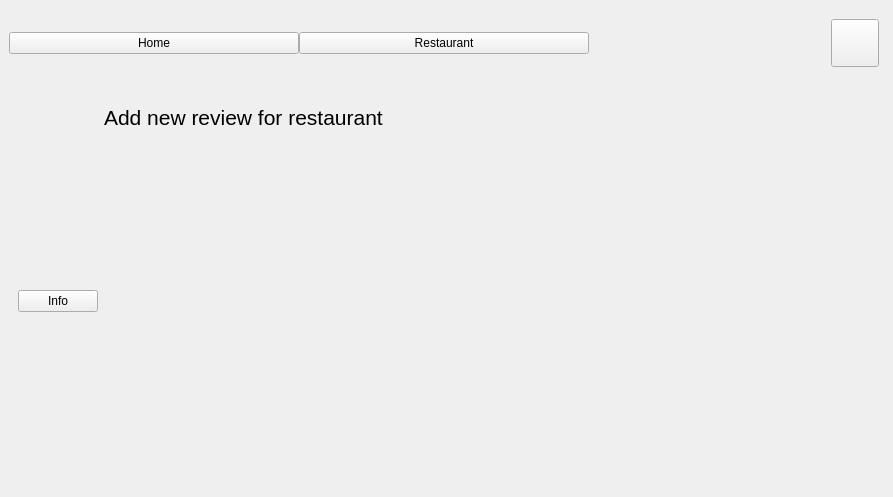
Before: the Qt Designer form project/generated-files/ui/new_interface.ui in mylinh130425/KTLT_K23416_Group2, drawn with Qt 5.
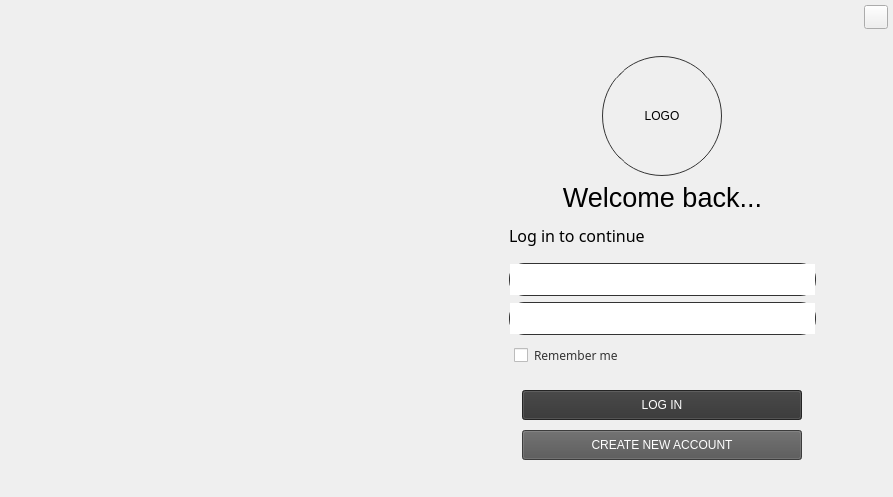
After: the same form once the commit is applied. The open tabs and pages were chosen to show the change. Icons and pictures are not drawn.

Commit message: Implement Login Page

Patch:
```diff
--- a/project/generated-files/ui/new_interface.ui
+++ b/project/generated-files/ui/new_interface.ui
@@ -25,7 +25,7 @@
      <number>0</number>
     </property>
     <property name="topMargin">
-     <number>5</number>
+     <number>0</number>
     </property>
     <property name="rightMargin">
      <number>0</number>
@@ -34,15 +34,29 @@
      <number>0</number>
     </property>
     <item>
-     <widget class="QStackedWidget" name="stackedWidget_3">
-      <widget class="QWidget" name="Login_SignUp">
-       <layout class="QVBoxLayout" name="verticalLayout_3">
+     <widget class="QWidget" name="widget" native="true">
+      <layout class="QHBoxLayout" name="horizontalLayout_16">
+       <property name="spacing">
+        <number>0</number>
+       </property>
+       <property name="leftMargin">
+        <number>0</number>
+       </property>
+       <property name="topMargin">
+        <number>0</number>
+       </property>
+       <property name="rightMargin">
+        <number>0</number>
+       </property>
+       <property name="bottomMargin">
+        <number>0</number>
+       </property>
         <item>
-         <widget class="QWidget" name="header_welcome" native="true">
+        <widget class="QWidget" name="header_frame" native="true">
           <property name="cursor">
            <cursorShape>BusyCursor</cursorShape>
           </property>
-          <layout class="QHBoxLayout" name="horizontalLayout_2">
+         <layout class="QHBoxLayout" name="horizontalLayout_11">
            <property name="spacing">
             <number>0</number>
            </property>
@@ -87,36 +101,232 @@
           </layout>
          </widget>
         </item>
-        <item>
-         <widget class="QWidget" name="body_welcome" native="true">
-          <layout class="QHBoxLayout" name="horizontalLayout">
+      </layout>
+     </widget>
+    </item>
            <item>
             <widget class="QStackedWidget" name="stackedWidget">
+      <widget class="QWidget" name="Login_SignUp">
+       <layout class="QVBoxLayout" name="verticalLayout_6">
+        <item>
+         <widget class="QWidget" name="body_welcome" native="true">
+          <layout class="QHBoxLayout" name="horizontalLayout_12">
+           <item>
+            <widget class="QStackedWidget" name="stackedWidget_10">
              <widget class="QWidget" name="left_login_page" />
              <widget class="QWidget" name="left_signup_page" />
             </widget>
            </item>
            <item>
-            <widget class="QStackedWidget" name="stackedWidget_2">
+            <widget class="QStackedWidget" name="stackedWidget_11">
              <widget class="QWidget" name="right_login_page">
-              <widget class="QLabel" name="label">
-               <property name="geometry">
-                <rect>
-                 <x>50</x>
-                 <y>80</y>
-                 <width>311</width>
-                 <height>111</height>
-                </rect>
+              <layout class="QVBoxLayout" name="verticalLayout_3">
+               <item alignment="Qt::AlignHCenter">
+                <widget class="QLabel" name="profile_photo">
+                 <property name="minimumSize">
+                  <size>
+                   <width>120</width>
+                   <height>120</height>
+                  </size>
+                 </property>
+                 <property name="maximumSize">
+                  <size>
+                   <width>120</width>
+                   <height>120</height>
+                  </size>
+                 </property>
+                 <property name="styleSheet">
+                  <string notr="true">border-radius: 60px;  border: 1px solid #333;</string>
+                 </property>
+                 <property name="text">
+                  <string>LOGO</string>
+                 </property>
+                 <property name="alignment">
+                  <set>Qt::AlignCenter</set>
+                 </property>
+                </widget>
+               </item>
+               <item>
+                <widget class="QLabel" name="label_21">
+                 <property name="sizePolicy">
+                  <sizepolicy hsizetype="Preferred" vsizetype="Preferred">
+                   <horstretch>0</horstretch>
+                   <verstretch>0</verstretch>
+                  </sizepolicy>
                </property>
                <property name="font">
                 <font>
-                 <pointsize>30</pointsize>
+                   <pointsize>20</pointsize>
                 </font>
                </property>
                <property name="text">
                 <string>Welcome back...</string>
                </property>
-              </widget>
+                 <property name="scaledContents">
+                  <bool>true</bool>
+                 </property>
+                 <property name="alignment">
+                  <set>Qt::AlignCenter</set>
+                 </property>
+                </widget>
+               </item>
+               <item>
+                <layout class="QVBoxLayout" name="verticalLayout_2">
+                 <property name="leftMargin">
+                  <number>50</number>
+                 </property>
+                 <property name="topMargin">
+                  <number>5</number>
+                 </property>
+                 <property name="rightMargin">
+                  <number>50</number>
+                 </property>
+                 <property name="bottomMargin">
+                  <number>10</number>
+                 </property>
+                 <item>
+                  <widget class="QLabel" name="label">
+                   <property name="font">
+                    <font>
+                     <family>Dubai Light</family>
+                     <pointsize>12</pointsize>
+                    </font>
+                   </property>
+                   <property name="text">
+                    <string>Log in to continue</string>
+                   </property>
+                   <property name="scaledContents">
+                    <bool>true</bool>
+                   </property>
+                  </widget>
+                 </item>
+                 <item>
+                  <layout class="QVBoxLayout" name="verticalLayout_8">
+                   <property name="topMargin">
+                    <number>10</number>
+                   </property>
+                   <property name="bottomMargin">
+                    <number>15</number>
+                   </property>
+                   <item>
+                    <widget class="QTextEdit" name="username_textEdit">
+                     <property name="minimumSize">
+                      <size>
+                       <width>200</width>
+                       <height>30</height>
+                      </size>
+                     </property>
+                     <property name="maximumSize">
+                      <size>
+                       <width>16777215</width>
+                       <height>35</height>
+                      </size>
+                     </property>
+                     <property name="styleSheet">
+                      <string notr="true">border-radius:15px; border: 1px solid #333;</string>
+                     </property>
+                    </widget>
+                   </item>
+                   <item>
+                    <widget class="QTextEdit" name="username_textEdit_2">
+                     <property name="minimumSize">
+                      <size>
+                       <width>200</width>
+                       <height>30</height>
+                      </size>
+                     </property>
+                     <property name="maximumSize">
+                      <size>
+                       <width>16777215</width>
+                       <height>35</height>
+                      </size>
+                     </property>
+                     <property name="styleSheet">
+                      <string notr="true">border-radius:15px; border: 1px solid #333;</string>
+                     </property>
+                    </widget>
+                   </item>
+                   <item>
+                    <widget class="QCheckBox" name="remember_me_checkBox">
+                     <property name="maximumSize">
+                      <size>
+                       <width>16777215</width>
+                       <height>35</height>
+                      </size>
+                     </property>
+                     <property name="font">
+                      <font>
+                       <family>Dubai Light</family>
+                       <pointsize>9</pointsize>
+                      </font>
+                     </property>
+                     <property name="styleSheet">
+                      <string notr="true">margin:5px; color:#353535;</string>
+                     </property>
+                     <property name="text">
+                      <string>Remember me</string>
+                     </property>
+                    </widget>
+                   </item>
+                  </layout>
+                 </item>
+                 <item>
+                  <layout class="QVBoxLayout" name="verticalLayout_5">
+                   <property name="spacing">
+                    <number>10</number>
+                   </property>
+                   <property name="topMargin">
+                    <number>0</number>
+                   </property>
+                   <item alignment="Qt::AlignHCenter">
+                    <widget class="QPushButton" name="login_button">
+                     <property name="minimumSize">
+                      <size>
+                       <width>280</width>
+                       <height>30</height>
+                      </size>
+                     </property>
+                     <property name="maximumSize">
+                      <size>
+                       <width>280</width>
+                       <height>30</height>
+                      </size>
+                     </property>
+                     <property name="styleSheet">
+                      <string notr="true">background-color:#333;color:white</string>
+                     </property>
+                     <property name="text">
+                      <string>LOG IN</string>
+                     </property>
+                    </widget>
+                   </item>
+                   <item alignment="Qt::AlignHCenter">
+                    <widget class="QPushButton" name="register_button">
+                     <property name="minimumSize">
+                      <size>
+                       <width>280</width>
+                       <height>30</height>
+                      </size>
+                     </property>
+                     <property name="maximumSize">
+                      <size>
+                       <width>280</width>
+                       <height>30</height>
+                      </size>
+                     </property>
+                     <property name="styleSheet">
+                      <string notr="true">background-color:#545454;color:white</string>
+                     </property>
+                     <property name="text">
+                      <string>CREATE NEW ACCOUNT</string>
+                     </property>
+                    </widget>
+                   </item>
+                  </layout>
+                 </item>
+                </layout>
+               </item>
+              </layout>
              </widget>
              <widget class="QWidget" name="right_signup_page" />
             </widget>
@@ -127,13 +337,13 @@
        </layout>
       </widget>
       <widget class="QWidget" name="Main">
-       <layout class="QVBoxLayout" name="verticalLayout_2">
+       <layout class="QVBoxLayout" name="verticalLayout_7">
         <item>
          <widget class="QWidget" name="header_main" native="true">
           <property name="cursor">
            <cursorShape>BusyCursor</cursorShape>
           </property>
-          <layout class="QHBoxLayout" name="horizontalLayout_4">
+          <layout class="QHBoxLayout" name="horizontalLayout_13">
            <property name="spacing">
             <number>0</number>
            </property>
@@ -200,14 +410,14 @@
         </item>
         <item>
          <widget class="QWidget" name="body_main" native="true">
-          <layout class="QHBoxLayout" name="horizontalLayout_5">
+          <layout class="QHBoxLayout" name="horizontalLayout_14">
            <item>
-            <widget class="QStackedWidget" name="stackedWidget_5">
+            <widget class="QStackedWidget" name="stackedWidget_12">
              <property name="currentIndex">
-              <number>2</number>
+              <number>3</number>
              </property>
              <widget class="QWidget" name="home_page">
-              <widget class="QLabel" name="label_2">
+              <widget class="QLabel" name="label_22">
                <property name="geometry">
                 <rect>
                  <x>50</x>
@@ -227,7 +437,7 @@
               </widget>
              </widget>
              <widget class="QWidget" name="restaurant_page">
-              <widget class="QLabel" name="label_3">
+              <widget class="QLabel" name="label_23">
                <property name="geometry">
                 <rect>
                  <x>0</x>
@@ -246,6 +456,26 @@
                </property>
               </widget>
              </widget>
+             <widget class="QWidget" name="review_restaurant_page">
+              <widget class="QLabel" name="label_24">
+               <property name="geometry">
+                <rect>
+                 <x>250</x>
+                 <y>60</y>
+                 <width>361</width>
+                 <height>111</height>
+                </rect>
+               </property>
+               <property name="font">
+                <font>
+                 <pointsize>30</pointsize>
+                </font>
+               </property>
+               <property name="text">
+                <string>Review Restaurant</string>
+               </property>
+              </widget>
+             </widget>
              <widget class="QWidget" name="inside_restaurant_page">
               <widget class="QWidget" name="body_modify_restaurant" native="true">
                <property name="geometry">
@@ -256,7 +486,7 @@
                  <height>439</height>
                 </rect>
                </property>
-               <layout class="QHBoxLayout" name="horizontalLayout_6">
+               <layout class="QHBoxLayout" name="horizontalLayout_15">
                 <item>
                  <layout class="QVBoxLayout" name="left_panel_restaurant">
                   <item>
@@ -269,9 +499,9 @@
                  </layout>
                 </item>
                 <item>
-                 <widget class="QStackedWidget" name="stackedWidget_4">
+                 <widget class="QStackedWidget" name="stackedWidget_13">
                   <widget class="QWidget" name="add_restaurant_page">
-                   <widget class="QLabel" name="label_6">
+                   <widget class="QLabel" name="label_25">
                     <property name="geometry">
                      <rect>
                       <x>160</x>
@@ -291,7 +521,7 @@
                    </widget>
                   </widget>
                   <widget class="QWidget" name="modify_restaurant_page">
-                   <widget class="QLabel" name="label_7">
+                   <widget class="QLabel" name="label_26">
                     <property name="geometry">
                      <rect>
                       <x>150</x>
@@ -310,68 +540,8 @@
                     </property>
                    </widget>
                   </widget>
-                  <widget class="QWidget" name="add_review_restaurant_page">
-                   <widget class="QLabel" name="label_9">
-                    <property name="geometry">
-                     <rect>
-                      <x>0</x>
-                      <y>0</y>
-                      <width>351</width>
-                      <height>71</height>
-                     </rect>
-                    </property>
-                    <property name="font">
-                     <font>
-                      <pointsize>16</pointsize>
-                     </font>
-                    </property>
-                    <property name="text">
-                     <string>Add new review for restaurant</string>
-                    </property>
-                   </widget>
-                  </widget>
-                  <widget class="QWidget" name="edit_review_restaurant_page">
-                   <widget class="QLabel" name="label_12">
-                    <property name="geometry">
-                     <rect>
-                      <x>0</x>
-                      <y>0</y>
-                      <width>341</width>
-                      <height>71</height>
-                     </rect>
-                    </property>
-                    <property name="font">
-                     <font>
-                      <pointsize>16</pointsize>
-                     </font>
-                    </property>
-                    <property name="text">
-                     <string>Edit 1 review of a  restaurant</string>
-                    </property>
-                   </widget>
-                  </widget>
-                  <widget class="QWidget" name="review_restaurant_page">
-                   <widget class="QLabel" name="label_13">
-                    <property name="geometry">
-                     <rect>
-                      <x>0</x>
-                      <y>0</y>
-                      <width>341</width>
-                      <height>71</height>
-                     </rect>
-                    </property>
-                    <property name="font">
-                     <font>
-                      <pointsize>16</pointsize>
-                     </font>
-                    </property>
-                    <property name="text">
-                     <string>List of restaurant reviews</string>
-                    </property>
-                   </widget>
-                  </widget>
                   <widget class="QWidget" name="menu_page">
-                   <widget class="QLabel" name="label_5">
+                   <widget class="QLabel" name="label_27">
                     <property name="geometry">
                      <rect>
                       <x>0</x>
@@ -391,7 +561,7 @@
                    </widget>
                   </widget>
                   <widget class="QWidget" name="add_food_page">
-                   <widget class="QLabel" name="label_4">
+                   <widget class="QLabel" name="label_28">
                     <property name="geometry">
                      <rect>
                       <x>30</x>
@@ -411,7 +581,7 @@
                    </widget>
                   </widget>
                   <widget class="QWidget" name="modify_food_page">
-                   <widget class="QLabel" name="label_10">
+                   <widget class="QLabel" name="label_29">
                     <property name="geometry">
                      <rect>
                       <x>0</x>
@@ -431,12 +601,12 @@
                    </widget>
                   </widget>
                   <widget class="QWidget" name="review_food_page">
-                   <widget class="QLabel" name="label_11">
+                   <widget class="QLabel" name="label_30">
                     <property name="geometry">
                      <rect>
                       <x>200</x>
                       <y>120</y>
-                      <width>481</width>
+                      <width>311</width>
                       <height>111</height>
                      </rect>
                     </property>
@@ -446,47 +616,7 @@
                      </font>
                     </property>
                     <property name="text">
-                     <string>List of food reviews</string>
-                    </property>
-                   </widget>
-                  </widget>
-                  <widget class="QWidget" name="add_review_food_page">
-                   <widget class="QLabel" name="label_14">
-                    <property name="geometry">
-                     <rect>
-                      <x>0</x>
-                      <y>0</y>
-                      <width>451</width>
-                      <height>111</height>
-                     </rect>
-                    </property>
-                    <property name="font">
-                     <font>
-                      <pointsize>30</pointsize>
-                     </font>
-                    </property>
-                    <property name="text">
-                     <string>Add new food review</string>
-                    </property>
-                   </widget>
-                  </widget>
-                  <widget class="QWidget" name="edit_review_food_page">
-                   <widget class="QLabel" name="label_15">
-                    <property name="geometry">
-                     <rect>
-                      <x>0</x>
-                      <y>0</y>
-                      <width>451</width>
-                      <height>111</height>
-                     </rect>
-                    </property>
-                    <property name="font">
-                     <font>
-                      <pointsize>30</pointsize>
-                     </font>
-                    </property>
-                    <property name="text">
-                     <string>Edit 1 review of 1 food</string>
+                     <string>Review food</string>
                     </property>
                    </widget>
                   </widget>
```
Lines whose indentation alone changed are shown as unchanged. The commit also changes 5 other files.
